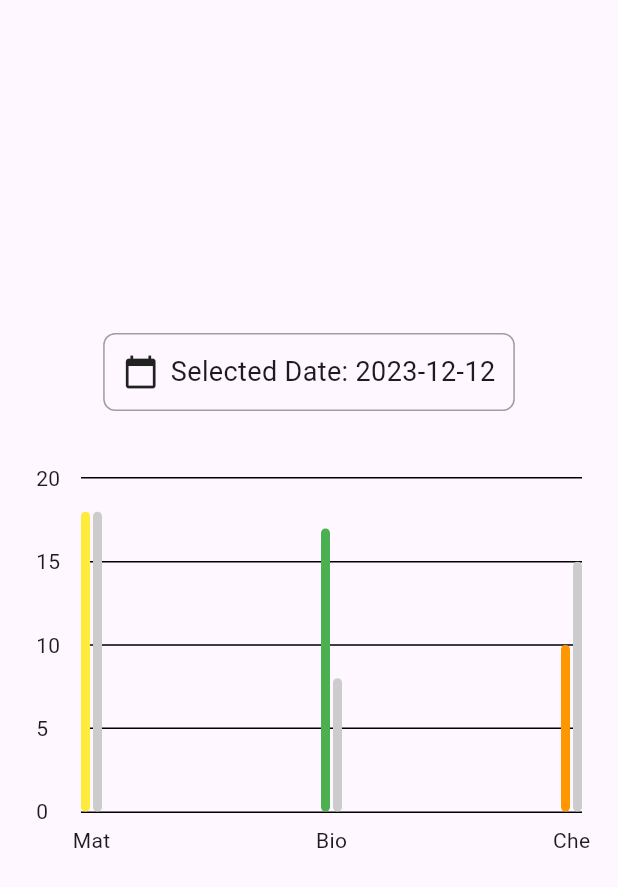
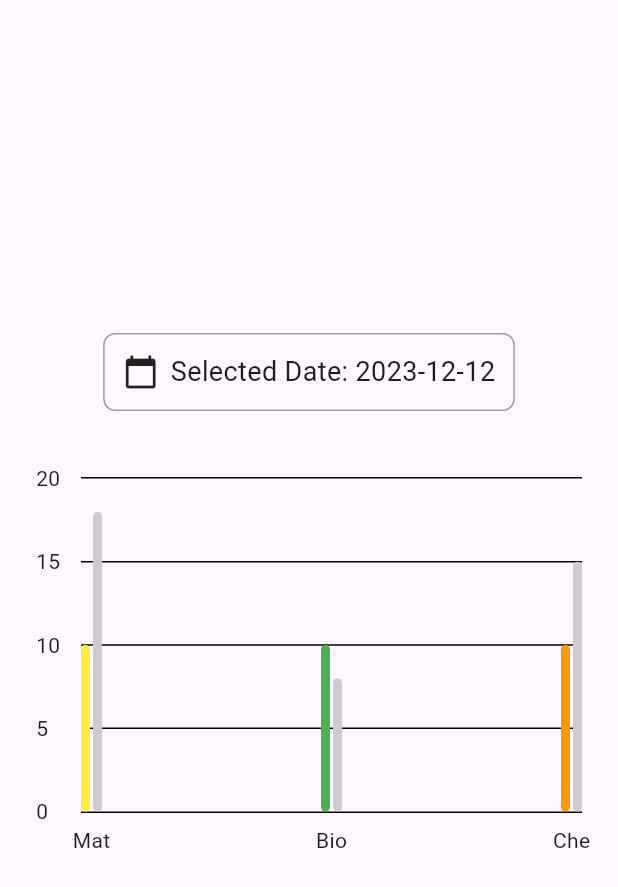
Before and after one commit to VidBarbaro/TopicTimer, a Flutter app: the HistoryCalendarComp widget shown alone on an empty page, opened directly, on a phone screen of 412 x 824 dp. Shown: the top 887 px of the screen. Run offline on Flutter 3.47's test engine with Material 3 defaults, Android fonts, the light colour scheme and no system bars; drawn by our look-alikes of fl_chart; our stand-ins replace flutter_colorpicker, go_router, persistent_bottom_nav_bar, sizer; missing offline and left inert: flutter_reactive_ble.

Commit message:
Add change bar data based on selected date

```diff
--- a/flutter/lib/components/mobile/history_calendar.dart
+++ b/flutter/lib/components/mobile/history_calendar.dart
@@ -1,5 +1,6 @@
 import 'package:flutter/material.dart';
 import 'package:topictimer_flutter_application/components/mobile/models/bar_data.dart';
+import 'package:topictimer_flutter_application/components/mobile/models/ble_messages.dart';
 import 'package:topictimer_flutter_application/pages/mobile/history_graph.dart';
 
 class HistoryCalendarComp extends StatefulWidget {
@@ -11,10 +12,32 @@ class _HistoryCalendarCompState extends State<HistoryCalendarComp> {
   DateTime selectedDate = DateTime.now();
 
   List<BarData> myDataList = [
-    const BarData(Colors.yellow, 18, 18, 'Mat'),
-    const BarData(Colors.green, 17, 8, 'Bio'),
-    const BarData(Colors.orange, 10, 15, 'Che'),
+    BarData(Colors.yellow, 10, 18, 'Mat', DateTime(2023, 12, 12)),
+    BarData(Colors.green, 10, 8, 'Bio', DateTime(2023, 12, 11)),
+    BarData(Colors.orange, 10, 15, 'Che', DateTime(2023, 12, 10)),
     // Add more data items as needed...
+  ];
+
+  List<BarData> newDataList = [
+    BarData(Colors.yellow, 17, 18, 'Mat', DateTime(2023, 12, 12)),
+    BarData(Colors.green, 15, 8, 'Bio', DateTime(2023, 12, 11)),
+    BarData(Colors.orange, 10, 15, 'Che', DateTime(2023, 12, 10)),
+    // Add more data items as needed...
+  ];
+
+
+
+  List<List<BarData>> dataList = [
+    [
+      BarData(Colors.yellow, 10, 18, 'Mat', DateTime(2023, 12, 10)),
+      BarData(Colors.green, 10, 8, 'Bio', DateTime(2023, 12, 10)),
+      BarData(Colors.orange, 10, 15, 'Che', DateTime(2023, 12, 10)),
+    ],
+    [
+      BarData(Colors.yellow, 17, 18, 'Mat', DateTime(2023, 12, 11)),
+      BarData(Colors.green, 15, 8, 'Bio', DateTime(2023, 12, 11)),
+      BarData(Colors.orange, 10, 15, 'Che', DateTime(2023, 12, 11)),
+    ]
   ];
 
   Future<void> _selectDate(BuildContext context) async {
@@ -28,7 +51,25 @@ class _HistoryCalendarCompState extends State<HistoryCalendarComp> {
       setState(() {
         selectedDate = picked;
       });
+      updateDataList(newDataList, selectedDate);
     }
+  }
+
+  void updateDataList(List<BarData> newDataList, DateTime selectedDate) {
+    DateTime targetDate = selectedDate; // Replace this with your target date
+    newDataList.clear();
+    for (var outerList in dataList) {
+      for (var item in outerList) {
+        if (item.date.isAtSameMomentAs(targetDate)) {
+          // Perform actions if the date matches the target date
+          newDataList.add(item);
+        }
+      }
+    }
+    print(newDataList);
+    setState(() {
+      myDataList = newDataList;
+  });
   }
 
   @override
--- a/flutter/lib/components/mobile/models/bar_data.dart
+++ b/flutter/lib/components/mobile/models/bar_data.dart
@@ -1,9 +1,12 @@
 import 'dart:ui';
 
+import 'package:topictimer_flutter_application/components/mobile/models/ble_messages.dart';
+
 class BarData {
-  const BarData(this.color, this.value, this.shadowValue, this.subject);
+  const BarData(this.color, this.value, this.shadowValue, this.subject, this.date);
   final Color color;
   final double value;
   final double shadowValue;
   final String subject;
+  final DateTime date;
 }
--- a/flutter/lib/pages/mobile/planning_page.dart
+++ b/flutter/lib/pages/mobile/planning_page.dart
@@ -1,5 +1,6 @@
 import 'package:flutter/material.dart';
 import 'package:topictimer_flutter_application/components/mobile/history_calendar.dart';
+import 'package:topictimer_flutter_application/components/mobile/models/bar_data.dart';
 import 'package:topictimer_flutter_application/components/mobile/planning_calendar.dart';
 import 'package:topictimer_flutter_application/components/mobile/topbar.dart';
 
@@ -7,6 +8,12 @@ class MobilePlanningPage extends StatefulWidget {
   @override
   _MobilePlanningPageState createState() => _MobilePlanningPageState();
 }
+  List<BarData> myDataList = [
+    BarData(Colors.yellow, 10, 10, 'Mat', DateTime(2023, 12, 12)),
+    BarData(Colors.green, 13, 8, 'Bio', DateTime(2023, 12, 11)),
+    BarData(Colors.orange, 12, 15, 'Che', DateTime(2023, 12, 10)),
+    // Add more data items as needed...
+  ];
 
 class _MobilePlanningPageState extends State<MobilePlanningPage> {
   bool showComponent = false;
@@ -43,6 +50,7 @@ class _MobilePlanningPageState extends State<MobilePlanningPage> {
                 HistoryCalendarComp()
               else
                 PlanningCalendarComp()
+
             ],
           ),
         ),
```
Also changed, not shown: flutter/lib/pages/mobile/history_graph.dart (+0 -33 lines).
